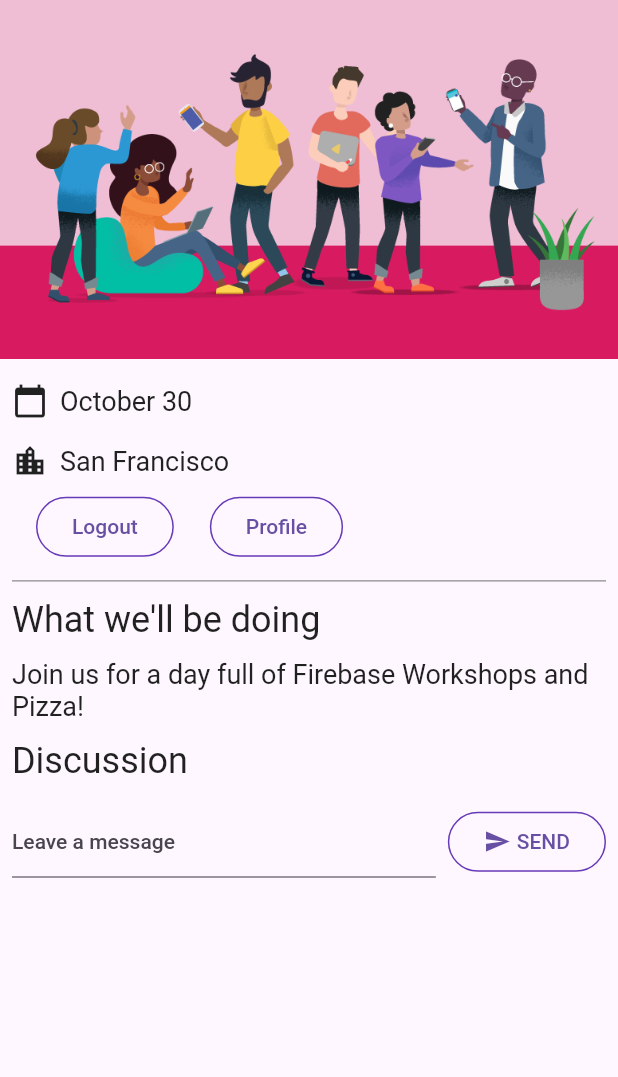
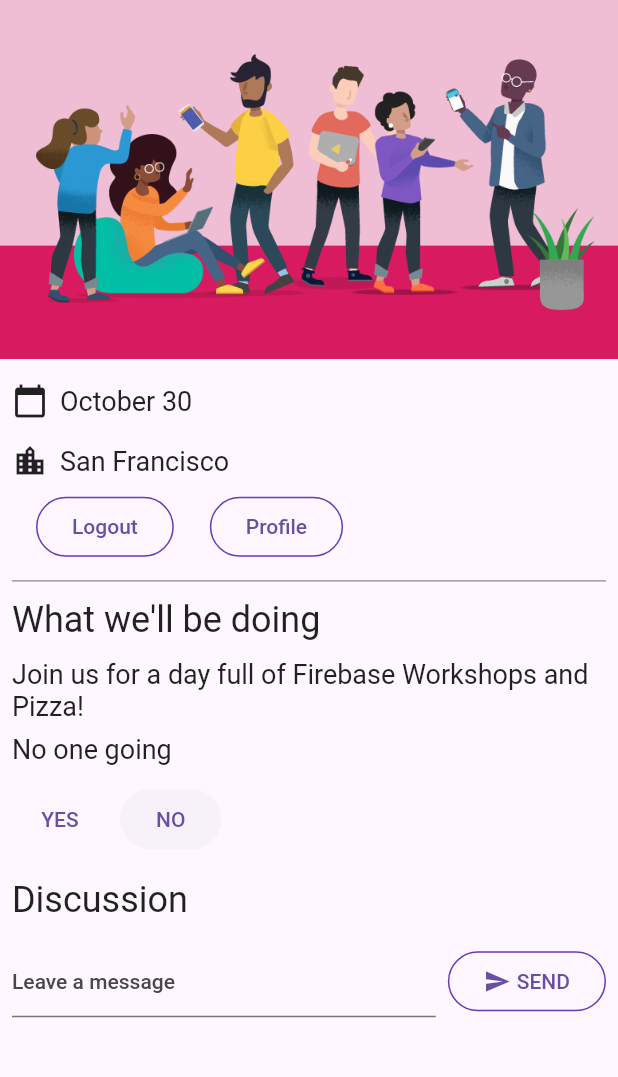
Before and after one commit to BasakK6/firebase-get-to-know-flutter, a Flutter app: the screen it shows once a user with an empty profile is signed in, on a phone screen of 412 x 824 dp, the part 84-1161 px from its top. Run offline on Flutter 3.47's test engine with Material 2 defaults, Android fonts, the phone set to English and light mode, and no system bars; our stand-ins replace cloud_firestore, firebase_auth, firebase_core, go_router, google_fonts; missing offline and left inert: firebase_ui_auth; accounts and stored records are empty; generated files the repository leaves out were written again.

Commit message:
feature: added functionality about user's participation status and showed how many people are coming

```diff
--- a/lib/home_page.dart
+++ b/lib/home_page.dart
@@ -5,6 +5,7 @@
 import 'package:firebase_auth/firebase_auth.dart' // new
     hide EmailAuthProvider, PhoneAuthProvider;    // new
 import 'package:flutter/material.dart';           // new
+import 'package:gtk_flutter/yes_no_selection.dart';
 import 'package:provider/provider.dart';          // new
 
 import 'app_state.dart';                          // new
@@ -49,7 +50,18 @@ class HomePage extends StatelessWidget {
             builder: (context, appState, _) => Column(
               crossAxisAlignment: CrossAxisAlignment.start,
               children: [
+                if (appState.attendees >= 2)
+                  Paragraph('${appState.attendees} people going')
+                else if (appState.attendees == 1)
+                  const Paragraph('1 person going')
+                else
+                  const Paragraph('No one going'),
+
                 if (appState.loggedIn) ...[
+                  YesNoSelection(
+                    state: appState.attending,
+                    onSelection: (attending) => appState.attending = attending,
+                  ),
                   const Header('Discussion'),
                   GuestBook(
                     addMessage: (message) =>
--- /dev/null
+++ b/lib/yes_no_selection.dart
@@ -0,0 +1,70 @@
+import 'package:flutter/material.dart';
+
+import 'app_state.dart';
+import 'src/widgets.dart';
+
+class YesNoSelection extends StatelessWidget {
+  const YesNoSelection(
+      {super.key, required this.state, required this.onSelection});
+  final Attending state;
+  final void Function(Attending selection) onSelection;
+
+  @override
+  Widget build(BuildContext context) {
+    switch (state) {
+      case Attending.yes:
+        return Padding(
+          padding: const EdgeInsets.all(8.0),
+          child: Row(
+            children: [
+              ElevatedButton(
+                style: ElevatedButton.styleFrom(elevation: 0),
+                onPressed: () => onSelection(Attending.yes),
+                child: const Text('YES'),
+              ),
+              const SizedBox(width: 8),
+              TextButton(
+                onPressed: () => onSelection(Attending.no),
+                child: const Text('NO'),
+              ),
+            ],
+          ),
+        );
+      case Attending.no:
+        return Padding(
+          padding: const EdgeInsets.all(8.0),
+          child: Row(
+            children: [
+              TextButton(
+                onPressed: () => onSelection(Attending.yes),
+                child: const Text('YES'),
+              ),
+              const SizedBox(width: 8),
+              ElevatedButton(
+                style: ElevatedButton.styleFrom(elevation: 0),
+                onPressed: () => onSelection(Attending.no),
+                child: const Text('NO'),
+              ),
+            ],
+          ),
+        );
+      default:
+        return Padding(
+          padding: const EdgeInsets.all(8.0),
+          child: Row(
+            children: [
+              StyledButton(
+                onPressed: () => onSelection(Attending.yes),
+                child: const Text('YES'),
+              ),
+              const SizedBox(width: 8),
+              StyledButton(
+                onPressed: () => onSelection(Attending.no),
+                child: const Text('NO'),
+              ),
+            ],
+          ),
+        );
+    }
+  }
+}
```
Also changed, not shown: lib/app_state.dart (+52 -0 lines).
